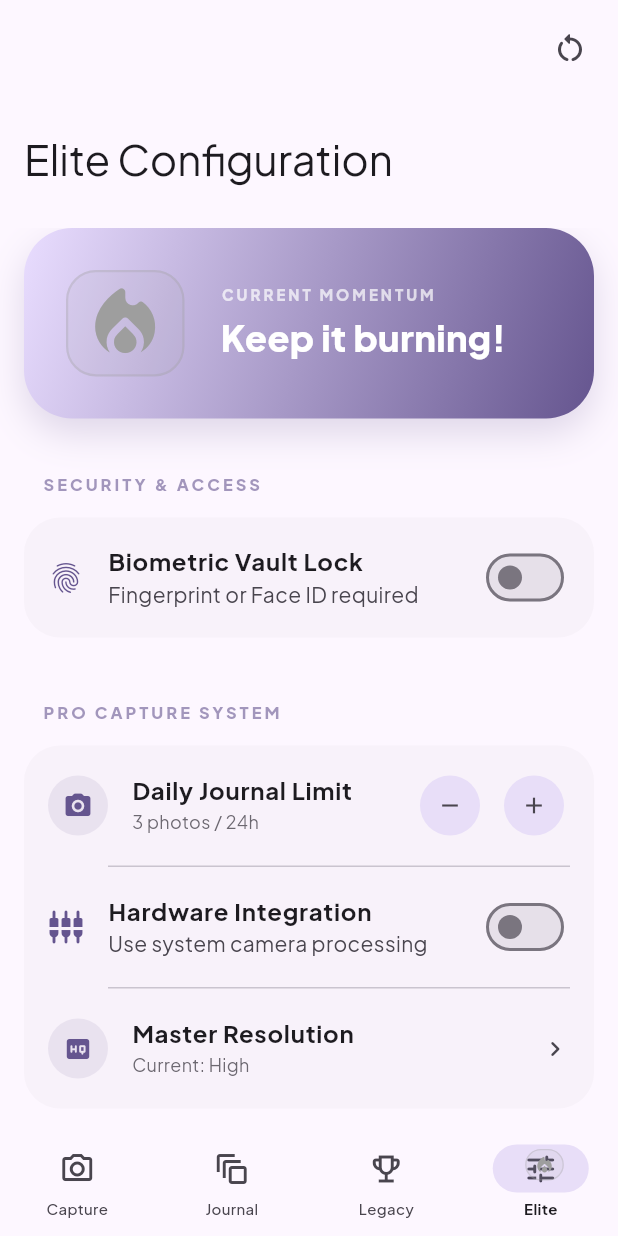
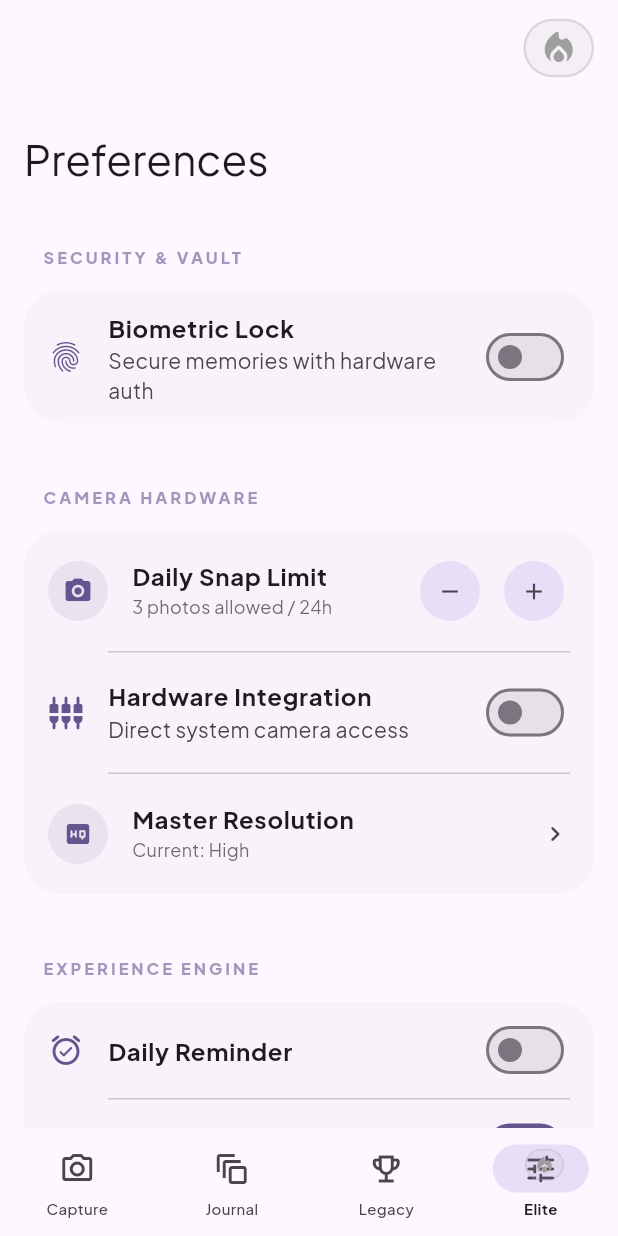
Before and after one commit to LOST-4EVER/SnapLog, a Flutter app: the screen it shows after launch, swiped to page 4, on a phone screen of 412 x 824 dp. Run offline on Flutter 3.47's test engine with Material 3 defaults, Android fonts, the phone set to English and light mode, and no system bars; our stand-ins replace camera, fl_chart, flutter_image_compress, flutter_local_notifications, geocoding, geolocator and 9 more; missing offline and left inert: home_widget, quick_actions; accounts and stored records are empty.

Commit message:
Grand Finale (v1.0.0): Repositioned Streak, Fixed Camera Grid, Corrected Credits, and Finalized Pro Layout.

```diff
--- a/lib/screens/settings_screen.dart
+++ b/lib/screens/settings_screen.dart
@@ -75,7 +75,7 @@ class _SettingsScreenState extends State<SettingsScreen> {
       builder: (context) => AlertDialog(
         shape: RoundedRectangleBorder(borderRadius: BorderRadius.circular(28)),
         title: const Text("Restart Required"),
-        content: const Text("Hardware optimizations will take full effect after restarting SnapLog."),
+        content: const Text("Hardware integration and resolution changes will take full effect after restarting SnapLog."),
         actions: [
           FilledButton(onPressed: () => Navigator.pop(context), child: const Text("UNDERSTOOD")),
         ],
@@ -138,7 +138,7 @@ class _SettingsScreenState extends State<SettingsScreen> {
       if (!canAuthenticate) {
         if (mounted) {
           ScaffoldMessenger.of(context).showSnackBar(
-            const SnackBar(content: Text("Hardware security not available")),
+            const SnackBar(content: Text("Biometrics not available")),
           );
         }
         return;
@@ -146,7 +146,7 @@ class _SettingsScreenState extends State<SettingsScreen> {
 
       try {
         final bool authenticated = await _auth.authenticate(
-          localizedReason: 'Verify to enable Vault Lock',
+          localizedReason: 'Verify identity to enable Vault Lock',
           options: const AuthenticationOptions(stickyAuth: true, biometricOnly: true),
         );
         if (!authenticated) return;
@@ -218,15 +218,11 @@ class _SettingsScreenState extends State<SettingsScreen> {
         physics: const BouncingScrollPhysics(),
         slivers: [
           SliverAppBar.large(
-            title: const Text("Elite Configuration"),
+            title: const Text("Preferences"),
             centerTitle: true,
             actions: [
-              IconButton(
-                onPressed: _resetToDefaults,
-                icon: const Icon(Icons.restart_alt_rounded),
-                tooltip: "Reset All",
-              ),
-              const SizedBox(width: 8),
+              const StreakBadge(size: 28),
+              const SizedBox(width: 16),
             ],
           ),
           SliverToBoxAdapter(
@@ -235,31 +231,28 @@ class _SettingsScreenState extends State<SettingsScreen> {
               child: Column(
                 crossAxisAlignment: CrossAxisAlignment.start,
                 children: [
-                  _buildStreakHero(colorScheme),
-                  const SizedBox(height: 24),
-
-                  const _SectionHeader(title: "Security & Access"),
+                  const _SectionHeader(title: "Security & Vault"),
                   _buildSettingsCard(
                     children: [
                       SwitchListTile(
                         value: _biometricLock,
                         onChanged: _toggleBiometrics,
                         secondary: Icon(Icons.fingerprint_rounded, color: colorScheme.primary),
-                        title: const Text("Biometric Vault Lock", style: TextStyle(fontWeight: FontWeight.bold)),
-                        subtitle: const Text("Fingerprint or Face ID required"),
+                        title: const Text("Biometric Lock", style: TextStyle(fontWeight: FontWeight.bold)),
+                        subtitle: const Text("Secure memories with hardware auth"),
                         contentPadding: const EdgeInsets.symmetric(horizontal: 16, vertical: 4),
                       ),
                     ],
                   ),
 
                   const SizedBox(height: 24),
-                  const _SectionHeader(title: "Pro Capture System"),
+                  const _SectionHeader(title: "Camera Hardware"),
                   _buildSettingsCard(
                     children: [
                       _SettingsTile(
                         icon: Icons.camera_alt_rounded,
-                        title: "Daily Journal Limit",
-                        subtitle: "$_dailyLimit photos / 24h",
+                        title: "Daily Snap Limit",
+                        subtitle: "$_dailyLimit photos allowed / 24h",
                         trailing: Row(
                           mainAxisSize: MainAxisSize.min,
                           children: [
@@ -281,7 +274,7 @@ class _SettingsScreenState extends State<SettingsScreen> {
                         onChanged: _toggleSystemCamera,
                         secondary: Icon(Icons.settings_input_component_rounded, color: colorScheme.primary),
                         title: const Text("Hardware Integration", style: TextStyle(fontWeight: FontWeight.bold)),
-                        subtitle: const Text("Use system camera processing"),
+                        subtitle: const Text("Direct system camera access"),
                         contentPadding: const EdgeInsets.symmetric(horizontal: 16, vertical: 4),
                       ),
                       const Divider(height: 1, indent: 56, endIndent: 16),
@@ -295,21 +288,21 @@ class _SettingsScreenState extends State<SettingsScreen> {
                   ),
 
                   const SizedBox(height: 24),
-                  const _SectionHeader(title: "Experience & Feel"),
+                  const _SectionHeader(title: "Experience Engine"),
                   _buildSettingsCard(
                     children: [
                       SwitchListTile(
                         value: _remindersEnabled,
                         onChanged: _toggleReminders,
                         secondary: Icon(Icons.alarm_on_rounded, color: colorScheme.primary),
-                        title: const Text("Smart Reminders", style: TextStyle(fontWeight: FontWeight.bold)),
+                        title: const Text("Daily Reminder", style: TextStyle(fontWeight: FontWeight.bold)),
                         contentPadding: const EdgeInsets.symmetric(horizontal: 16, vertical: 4),
                       ),
                       if (_remindersEnabled) ...[
                         const Divider(height: 1, indent: 56, endIndent: 16),
                         _SettingsTile(
                           icon: Icons.schedule_rounded,
-                          title: "Delivery Time",
+                          title: "Delivery Window",
                           subtitle: _reminderTime.format(context),
                           onTap: _selectTime,
                         ),
@@ -339,26 +332,26 @@ class _SettingsScreenState extends State<SettingsScreen> {
                           _notifyChange();
                         },
                         secondary: Icon(Icons.widgets_rounded, color: colorScheme.primary),
-                        title: const Text("Home Screen Widget", style: TextStyle(fontWeight: FontWeight.bold)),
+                        title: const Text("Home Widget", style: TextStyle(fontWeight: FontWeight.bold)),
                         contentPadding: const EdgeInsets.symmetric(horizontal: 16, vertical: 4),
                       ),
                     ],
                   ),
 
                   const SizedBox(height: 24),
-                  const _SectionHeader(title: "Maintenance"),
+                  const _SectionHeader(title: "Data Stewardship"),
                   _buildSettingsCard(
                     color: colorScheme.errorContainer.withValues(alpha: 0.05),
                     children: [
                       _SettingsTile(
                         icon: Icons.cleaning_services_rounded,
-                        title: "Optimize Local Storage",
+                        title: "Optimize Storage",
                         onTap: () => _clearCache(),
                       ),
                       const Divider(height: 1, indent: 56, endIndent: 16),
                       _SettingsTile(
                         icon: Icons.delete_forever_rounded,
-                        title: "Factory Data Reset",
+                        title: "Total Factory Reset",
                         textColor: colorScheme.error,
                         onTap: () => _fullReset(),
                       ),
@@ -372,14 +365,14 @@ class _SettingsScreenState extends State<SettingsScreen> {
                         const Text("SnapLog Pro", style: TextStyle(fontSize: 20, fontWeight: FontWeight.w900, letterSpacing: 1)),
                         const SizedBox(height: 4),
                         const Text("Version 1.0.0", style: TextStyle(fontSize: 12, color: Colors.grey, fontWeight: FontWeight.bold)),
-                        const SizedBox(height: 16),
-                        const Text("Made by Lost Forever", style: TextStyle(fontSize: 14, fontWeight: FontWeight.bold)),
+                        const SizedBox(height: 24),
+                        const Text("Developed by LOST-4EVER", style: TextStyle(fontSize: 14, fontWeight: FontWeight.w900)),
                         const Row(
                           mainAxisSize: MainAxisSize.min,
                           children: [
-                            Text("with ", style: TextStyle(fontSize: 12, color: Colors.grey)),
+                            Text("with ", style: TextStyle(fontSize: 12, color: Colors.grey, fontWeight: FontWeight.bold)),
                             Icon(Icons.favorite, size: 14, color: Colors.red),
-                            Text(" and with AI", style: TextStyle(fontSize: 12, color: Colors.grey)),
+                            Text(" and with AI", style: TextStyle(fontSize: 12, color: Colors.grey, fontWeight: FontWeight.bold)),
                           ],
                         ),
                         const SizedBox(height: 24),
@@ -395,7 +388,7 @@ class _SettingsScreenState extends State<SettingsScreen> {
                             children: [
                               Icon(Icons.verified_user_rounded, size: 14, color: Colors.green),
                               SizedBox(width: 8),
-                              Text("100% Offline Secure", style: TextStyle(fontSize: 10, fontWeight: FontWeight.bold, color: Colors.green)),
+                              Text("100% OFFLINE SECURE", style: TextStyle(fontSize: 10, fontWeight: FontWeight.w900, color: Colors.green)),
                             ],
                           ),
                         ),
@@ -405,49 +398,6 @@ class _SettingsScreenState extends State<SettingsScreen> {
                   const SizedBox(height: 120),
                 ],
               ),
-            ),
-          ),
-        ],
-      ),
-    );
-  }
-
-  Widget _buildStreakHero(ColorScheme colorScheme) {
-    return Container(
-      padding: const EdgeInsets.all(28),
-      decoration: BoxDecoration(
-        gradient: LinearGradient(
-          colors: [colorScheme.primaryContainer, colorScheme.primary],
-          begin: Alignment.topLeft,
-          end: Alignment.bottomRight,
-        ),
-        borderRadius: BorderRadius.circular(32),
-        boxShadow: [
-          BoxShadow(
-            color: colorScheme.primary.withValues(alpha: 0.2),
-            blurRadius: 20,
-            offset: const Offset(0, 10),
-          )
-        ],
-      ),
-      child: const Row(
-        children: [
-          StreakBadge(size: 60),
-          SizedBox(width: 24),
-          Expanded(
-            child: Column(
-              crossAxisAlignment: CrossAxisAlignment.start,
-              children: [
-                Text(
-                  "CURRENT MOMENTUM",
-                  style: TextStyle(color: Colors.white70, fontWeight: FontWeight.w900, letterSpacing: 2, fontSize: 10),
-                ),
-                SizedBox(height: 4),
-                Text(
-                  "Keep it burning!",
-                  style: TextStyle(color: Colors.white, fontSize: 24, fontWeight: FontWeight.w900),
-                ),
-              ],
             ),
           ),
         ],
@@ -477,7 +427,7 @@ class _SettingsScreenState extends State<SettingsScreen> {
           children: [
             const Padding(
               padding: EdgeInsets.all(24.0),
-              child: Text("Master Resolution", style: TextStyle(fontWeight: FontWeight.w900, fontSize: 20)),
+              child: Text("Capture Resolution", style: TextStyle(fontWeight: FontWeight.w900, fontSize: 20)),
             ),
             ...options.map((o) => ListTile(
               contentPadding: const EdgeInsets.symmetric(horizontal: 32, vertical: 4),
@@ -505,11 +455,10 @@ class _SettingsScreenState extends State<SettingsScreen> {
       context: context,
       builder: (context) => AlertDialog(
         shape: RoundedRectangleBorder(borderRadius: BorderRadius.circular(28)),
-        title: const Text("Reset Preferences?"),
-        content: const Text("This will restore all app settings to their factory defaults. Your journal entries will NOT be affected."),
+        title: const Text("Reset All Preferences?"),
         actions: [
           TextButton(onPressed: () => Navigator.pop(context, false), child: const Text("CANCEL")),
-          FilledButton(onPressed: () => Navigator.pop(context, true), child: const Text("RESET NOW")),
+          FilledButton(onPressed: () => Navigator.pop(context, true), child: const Text("RESET")),
         ],
       ),
     );
@@ -518,7 +467,6 @@ class _SettingsScreenState extends State<SettingsScreen> {
       if (!mounted) return;
       _loadSettings();
       _notifyChange();
-      ScaffoldMessenger.of(context).showSnackBar(const SnackBar(content: Text("Preferences reset to default.")));
       _showRestartDialog();
     }
   }
@@ -529,7 +477,6 @@ class _SettingsScreenState extends State<SettingsScreen> {
       builder: (context) => AlertDialog(
         shape: RoundedRectangleBorder(borderRadius: BorderRadius.circular(28)),
         title: const Text("Optimize Storage?"),
-        content: const Text("Clearing cache will remove temporary high-res artifacts. Your saved memories are 100% safe."),
         actions: [
           TextButton(onPressed: () => Navigator.pop(context, false), child: const Text("CANCEL")),
           FilledButton(onPressed: () => Navigator.pop(context, true), child: const Text("OPTIMIZE")),
@@ -549,14 +496,13 @@ class _SettingsScreenState extends State<SettingsScreen> {
       context: context,
       builder: (context) => AlertDialog(
         shape: RoundedRectangleBorder(borderRadius: BorderRadius.circular(28)),
-        title: const Text("CRITICAL: DATA WIPE?", style: TextStyle(color: Colors.red, fontWeight: FontWeight.w900)),
-        content: const Text("This will destroy all local encrypted memories and history forever. This is irreversible."),
+        title: const Text("DATA WIPE?", style: TextStyle(color: Colors.red, fontWeight: FontWeight.w900)),
         actions: [
           TextButton(onPressed: () => Navigator.pop(context, false), child: const Text("ABORT")),
           FilledButton(
             onPressed: () => Navigator.pop(context, true),
             style: FilledButton.styleFrom(backgroundColor: Colors.red),
-            child: const Text("DESTROY")
+            child: const Text("ERASE")
           ),
         ],
       ),
@@ -567,7 +513,6 @@ class _SettingsScreenState extends State<SettingsScreen> {
       if (!mounted) return;
       _loadSettings();
       _notifyChange();
-      ScaffoldMessenger.of(context).showSnackBar(const SnackBar(content: Text("Factory state restored.")));
     }
   }
 }
```
Also changed, not shown: lib/screens/camera_screen.dart (+36 -5 lines).
